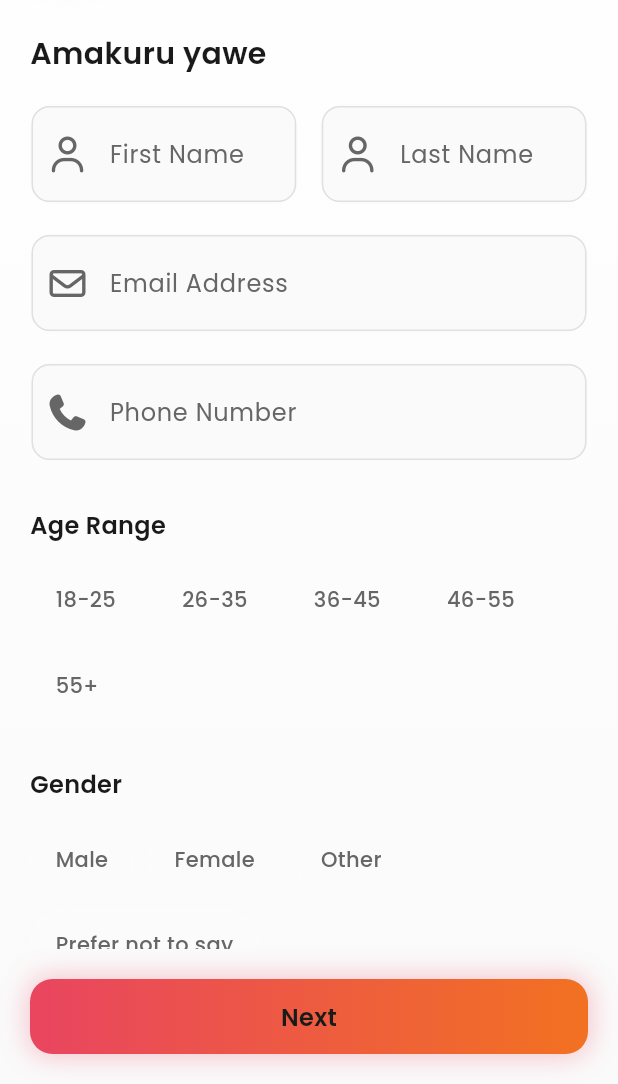
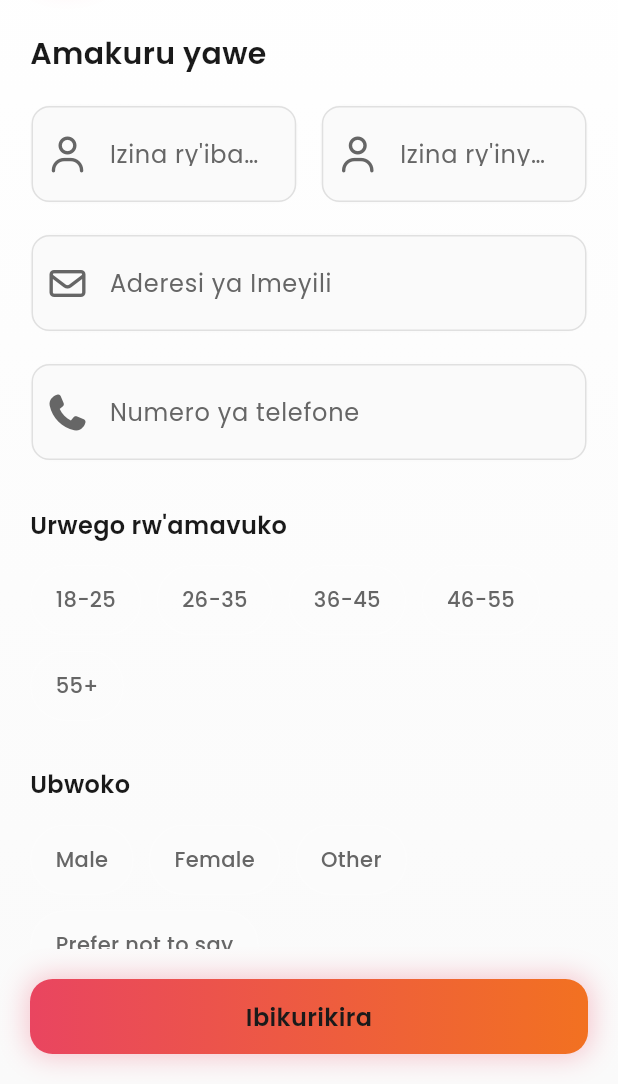
Before and after one commit to Codewithjalloh/radio_app_krw, a Flutter app: the RegistrationScreen screen opened directly, on a phone screen of 412 x 824 dp, the part 152-1236 px from its top. Run offline on Flutter 3.47's test engine with Material 3 defaults, Android fonts, the phone set to English and light mode, and no system bars; our stand-ins replace font_awesome_flutter, google_fonts, shared_preferences; accounts and stored records are empty; network calls fail.

Commit message:
🌍 Complete Kinyarwanda translation system implementation
📱 Comprehensive Screen Updates:
- Schedule Screen: Day tabs (Today, Tomorrow, This Week) now use translations
- News Screen: Categories, breaking news, empty states, image fallbacks all translated
- Registration Screen: All form fields, navigation buttons, descriptions translated
- Profile Screen: Support, business, analytics sections fully translated

🌐 Translation Keys Added (50+ new keys):
- Navigation: Today, Tomorrow, This Week, All, Sports
- News: Breaking News, No News Available, Image Not Available, Breaking
- Forms: First Name, Last Name, Phone Number, Age Range, Gender, Province, District
- Location: Location Type, Primary Device, Internet Connection
- Profile: Additional Information, Occupation, Education Level, Marital Status
- Support: Help Center, Contact Us, About KT Radio, Privacy Policy, Terms of Service
- Business: Advertise With Us, Partnership Opportunities
- General: Coming Soon, OK, Previous, Next, Complete

🇷🇼 Professional Kinyarwanda Translations:
- 'Today' → 'Uyu munsi'
- 'All' → 'Byose'
- 'Sports' → 'Imikino'
- 'BREAKING NEWS' → 'AMAKURU Y'IHANGANE'
- 'First Name' → 'Izina ry'ibanze'
- 'Province' → 'Intara'
- 'Help Center' → 'Ikigo cy'ubufasha'
- 'Contact Us' → 'Dutangire'
- 'Coming Soon' → 'Biraza'
- 'OK' → 'Sawa'

✨ Complete Localization:
- All major screens now use translation system
- No more hardcoded English text
- Seamless language switching across entire app
- Professional, accurate Kinyarwanda translations
- Consistent user experience in native language

The KT Radio app now provides a fully localized Kinyarwanda experience!

```diff
--- a/lib/screens/registration_screen.dart
+++ b/lib/screens/registration_screen.dart
@@ -250,7 +250,7 @@ class _RegistrationScreenState extends State<RegistrationScreen> {
                               onTap: _previousStep,
                               child: Center(
                                 child: Text(
-                                  'Previous',
+                                  'Previous'.tr,
                                   style: AppTheme.bodyLarge.copyWith(
                                     fontSize: 16,
                                     fontWeight: FontWeight.w600,
@@ -287,8 +287,8 @@ class _RegistrationScreenState extends State<RegistrationScreen> {
                             child: Center(
                               child: Text(
                                 _currentStep == _totalSteps - 1
-                                    ? 'Complete'
-                                    : 'Next',
+                                    ? 'Complete'.tr
+                                    : 'Next'.tr,
                                 style: AppTheme.bodyLarge.copyWith(
                                   fontWeight: FontWeight.w600,
                                 ),
@@ -324,7 +324,7 @@ class _RegistrationScreenState extends State<RegistrationScreen> {
                 Expanded(
                   child: _buildTextField(
                     controller: _firstNameController,
-                    label: 'First Name',
+                    label: 'First Name'.tr,
                     icon: FontAwesomeIcons.user,
                   ),
                 ),
@@ -332,7 +332,7 @@ class _RegistrationScreenState extends State<RegistrationScreen> {
                 Expanded(
                   child: _buildTextField(
                     controller: _lastNameController,
-                    label: 'Last Name',
+                    label: 'Last Name'.tr,
                     icon: FontAwesomeIcons.user,
                   ),
                 ),
@@ -344,7 +344,7 @@ class _RegistrationScreenState extends State<RegistrationScreen> {
             // Email
             _buildTextField(
               controller: _emailController,
-              label: 'Email Address',
+              label: 'Email Address'.tr,
               icon: FontAwesomeIcons.envelope,
               keyboardType: TextInputType.emailAddress,
             ),
@@ -354,7 +354,7 @@ class _RegistrationScreenState extends State<RegistrationScreen> {
             // Phone
             _buildTextField(
               controller: _phoneController,
-              label: 'Phone Number',
+              label: 'Phone Number'.tr,
               icon: FontAwesomeIcons.phone,
               keyboardType: TextInputType.phone,
             ),
@@ -363,7 +363,7 @@ class _RegistrationScreenState extends State<RegistrationScreen> {
 
             // Age Range
             Text(
-              'Age Range',
+              'Age Range'.tr,
               style: AppTheme.bodyLarge.copyWith(fontWeight: FontWeight.w600),
             ),
             const SizedBox(height: 15),
@@ -379,7 +379,7 @@ class _RegistrationScreenState extends State<RegistrationScreen> {
 
             // Gender
             Text(
-              'Gender',
+              'Gender'.tr,
               style: AppTheme.bodyLarge.copyWith(fontWeight: FontWeight.w600),
             ),
             const SizedBox(height: 15),
@@ -408,7 +408,7 @@ class _RegistrationScreenState extends State<RegistrationScreen> {
 
             // Province
             Text(
-              'Province',
+              'Province'.tr,
               style: AppTheme.bodyLarge.copyWith(fontWeight: FontWeight.w600),
             ),
             const SizedBox(height: 15),
@@ -424,7 +424,7 @@ class _RegistrationScreenState extends State<RegistrationScreen> {
             if (_selectedProvince.isNotEmpty) ...[
               const SizedBox(height: 30),
               Text(
-                'District',
+                'District'.tr,
                 style: AppTheme.bodyLarge.copyWith(
                   fontSize: 16,
                   fontWeight: FontWeight.w600,
@@ -447,7 +447,7 @@ class _RegistrationScreenState extends State<RegistrationScreen> {
 
             // Location Type
             Text(
-              'Location Type',
+              'Location Type'.tr,
               style: AppTheme.bodyLarge.copyWith(fontWeight: FontWeight.w600),
             ),
             const SizedBox(height: 15),
@@ -541,7 +541,7 @@ class _RegistrationScreenState extends State<RegistrationScreen> {
 
             // Device Type
             Text(
-              'Primary Device',
+              'Primary Device'.tr,
               style: AppTheme.bodyLarge.copyWith(fontWeight: FontWeight.w600),
             ),
             const SizedBox(height: 15),
@@ -559,7 +559,7 @@ class _RegistrationScreenState extends State<RegistrationScreen> {
 
             // Internet Connection
             Text(
-              'Internet Connection',
+              'Internet Connection'.tr,
               style: AppTheme.bodyLarge.copyWith(fontWeight: FontWeight.w600),
             ),
             const SizedBox(height: 15),
@@ -648,7 +648,7 @@ class _RegistrationScreenState extends State<RegistrationScreen> {
 
             // Additional fields
             Text(
-              'Additional Information',
+              'Additional Information'.tr,
               style: AppTheme.bodyLarge.copyWith(
                 fontWeight: FontWeight.w600,
                 color: AppTheme.textPrimary,
@@ -658,7 +658,7 @@ class _RegistrationScreenState extends State<RegistrationScreen> {
 
             // Occupation
             _buildDropdownField(
-              'Occupation',
+              'Occupation'.tr,
               UserDataConstants.occupations,
               _selectedOccupation,
               (value) {
@@ -690,7 +690,7 @@ class _RegistrationScreenState extends State<RegistrationScreen> {
                   },
                   style: AppTheme.bodyLarge,
                   decoration: InputDecoration(
-                    labelText: 'Please specify your occupation',
+                    labelText: 'Please Specify Your Occupation'.tr,
                     labelStyle: AppTheme.bodyLarge.copyWith(
                       color: AppTheme.textSecondary,
                     ),
@@ -709,7 +709,7 @@ class _RegistrationScreenState extends State<RegistrationScreen> {
 
             // Education Level
             _buildDropdownField(
-              'Education Level',
+              'Education Level'.tr,
               UserDataConstants.educationLevels,
               _selectedEducationLevel,
               (value) {
@@ -723,7 +723,7 @@ class _RegistrationScreenState extends State<RegistrationScreen> {
 
             // Marital Status
             _buildDropdownField(
-              'Marital Status',
+              'Marital Status'.tr,
               UserDataConstants.maritalStatuses,
               _selectedMaritalStatus,
               (value) {
@@ -737,7 +737,7 @@ class _RegistrationScreenState extends State<RegistrationScreen> {
 
             // Earning Range
             _buildDropdownField(
-              'Earning Range',
+              'Earning Range'.tr,
               UserDataConstants.earningRanges,
               _selectedEarningRange,
               (value) {
@@ -770,7 +770,7 @@ class _RegistrationScreenState extends State<RegistrationScreen> {
                       crossAxisAlignment: CrossAxisAlignment.start,
                       children: [
                         Text(
-                          'Newsletter Subscription',
+                          'Newsletter Subscription'.tr,
                           style: AppTheme.bodyLarge.copyWith(
                             fontSize: 16,
                             fontWeight: FontWeight.w600,
@@ -778,7 +778,7 @@ class _RegistrationScreenState extends State<RegistrationScreen> {
                           ),
                         ),
                         Text(
-                          'Receive updates about new shows and news',
+                          'Receive Updates About New Shows And News'.tr,
                           style: AppTheme.caption.copyWith(
                             color: AppTheme.textSecondary,
                           ),
--- a/lib/screens/schedule_screen.dart
+++ b/lib/screens/schedule_screen.dart
@@ -1,6 +1,7 @@
 import 'package:flutter/material.dart';
 import 'package:font_awesome_flutter/font_awesome_flutter.dart';
 import '../theme/app_theme.dart';
+import '../services/translation_service.dart';
 
 class ScheduleScreen extends StatefulWidget {
   const ScheduleScreen({super.key});
@@ -11,7 +12,7 @@ class ScheduleScreen extends StatefulWidget {
 
 class _ScheduleScreenState extends State<ScheduleScreen> {
   int _selectedDay = 0;
-  final List<String> _days = ['Today', 'Tomorrow', 'This Week'];
+  final List<String> _days = ['Today'.tr, 'Tomorrow'.tr, 'This Week'.tr];
 
   final List<Map<String, dynamic>> _todaySchedule = [
     {
```
Also changed, not shown: assets/translations/en.json (+50 -1 lines), assets/translations/rw.json (+50 -1 lines), lib/screens/news_screen.dart (+11 -6 lines), lib/screens/profile_screen.dart (+19 -19 lines).
